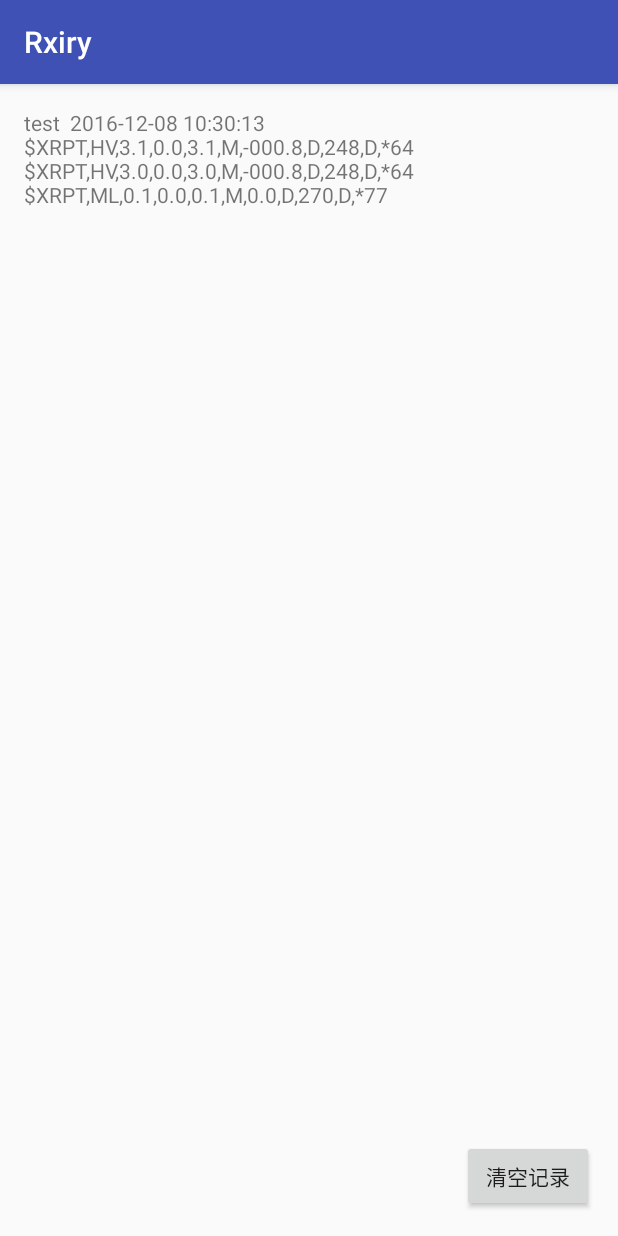
After one commit to RtChan/Rxiry, an Android app: the HistoryActivity screen opened directly, with no data from a screen before it, on a phone screen of 412 x 824 dp. The commit adds this screen. Run offline under Robolectric (Android 15) with nearby library versions, the phone set to English and light mode, and no system bars.

Commit message:
添加HistoryActivity
有BUG。WorkActivity中添加数据后，返回MainActivity后进入HistoryActivity会卡死。

```diff
--- /dev/null
+++ b/app/src/main/java/com/gzcz/rtchen/rxiry/HistoryActivity.java
@@ -0,0 +1,32 @@
+package com.gzcz.rtchen.rxiry;
+
+import android.os.Bundle;
+import android.support.v7.app.AppCompatActivity;
+import android.widget.TextView;
+
+import java.util.ArrayList;
+
+public class HistoryActivity extends AppCompatActivity {
+
+    TextView tv_History;
+    ArrayList<StoreStructure> mList;
+
+    @Override
+    protected void onCreate(Bundle savedInstanceState) {
+        super.onCreate(savedInstanceState);
+        setContentView(R.layout.activity_history);
+
+        tv_History = (TextView) findViewById(R.id.tv_History);
+
+        //mList = MainActivity.mSDM.getDatasList();
+        mList = new SimpleDataManager(getApplication()).getDatasList();
+
+        for (StoreStructure ss : mList) {
+            tv_History.append(ss.getName() + "  " + ss.getTimeStamp() + "\r\n");
+            for (String s : ss.getDataList()) {
+                tv_History.append(s);
+            }
+            tv_History.append("\r\n\r\n");
+        }
+    }
+}
--- /dev/null
+++ b/app/src/main/java/com/gzcz/rtchen/rxiry/SimpleDataManager.java
@@ -0,0 +1,165 @@
+package com.gzcz.rtchen.rxiry;
+
+import android.content.Context;
+import android.content.SharedPreferences;
+import android.support.annotation.Nullable;
+
+import org.json.JSONException;
+import org.json.JSONObject;
+
+import java.util.ArrayList;
+
+/**
+ * Created by Rt Chen on 2016/12/7.
+ */
+
+public class SimpleDataManager {
+    //private static final String PROJECTLISTFILENAME = "_ProjectList";
+    //private static final String PACKAGENAME = "com.gzcz.rtchen.rxiry";
+    private Context mContext = null;
+
+    private ArrayList<StoreStructure> mStoreStructureList = new ArrayList<>();
+    private String mCurrentProject = "PR";
+
+    public SimpleDataManager(Context c) {
+        mContext = c;
+        initDatasList();
+        readStoreStructureListFromeFile();
+    }
+
+    private void initDatasList() {
+        SharedPreferences sp = mContext.getSharedPreferences(mCurrentProject, Context.MODE_PRIVATE);
+        SharedPreferences.Editor editor = sp.edit();
+
+        int total = sp.getInt("Total", -1);
+        if (-1 == total) {
+            editor.putInt("Total", 0);
+            editor.apply();
+        }
+    }
+
+    public void addData(StoreStructure s) {
+        mStoreStructureList.add(s);
+        saveStoreStructureListToFile();
+    }
+
+    public ArrayList<StoreStructure> getDatasList() {
+        mStoreStructureList.clear();
+        readStoreStructureListFromeFile();
+        return mStoreStructureList;
+    }
+
+    private void saveStoreStructureListToFile() {
+        SharedPreferences sp = mContext.getSharedPreferences(mCurrentProject, Context.MODE_PRIVATE);
+        SharedPreferences.Editor editor = sp.edit();
+
+        if (null == mStoreStructureList) return; // 列表未被初始化
+
+        int i = 0;
+        try {
+            for (StoreStructure s : mStoreStructureList) {
+                editor.putString(Integer.toString(i), getJsonObjectFromStructure(s).toString());
+                i += 1;
+            }
+        } catch (NullPointerException e) {
+            e.printStackTrace();
+            i = -1;
+        }
+
+        // 写入失败，清除缓存文件
+        if (-1 == i) {
+            editor.clear().apply();
+            return;
+        }
+
+        // 写入成功，更新“Total”标签
+        editor.putInt("Total", i);
+        editor.apply();
+    }
+
+    private void readStoreStructureListFromeFile() {
+        StoreStructure p;
+        ArrayList<StoreStructure> list = new ArrayList<>();
+
+        SharedPreferences sp = mContext.getSharedPreferences(mCurrentProject, Context.MODE_PRIVATE);
+
+        int i = 0;
+        int total = sp.getInt("Total", -1);
+        if (-1 == total) {  //列表非法初始化
+            mStoreStructureList = null;
+            return;
+        } else if (0 == total) {    //列表为空
+            mStoreStructureList = new ArrayList<>();
+            return;
+        }
+
+        String s = null;
+        try {
+            for (i = 0; i < total; ++i) {
+                s = sp.getString(Integer.toString(i), "");
+                list.add(getStructureFromJsonObject(s));
+            }
+        } catch (NullPointerException e) {
+            e.printStackTrace();
+            i = -1;
+        }
+
+        // 读取发生错误
+        if (-1 == i) {
+            mStoreStructureList = null;
+            return;
+        }
+
+        // 读取成功
+        mStoreStructureList = list;
+    }
+
+    @Nullable
+    private JSONObject getJsonObjectFromStructure(StoreStructure s) {
+        JSONObject mJsonObj = new JSONObject();
+        try {
+            mJsonObj.put("Name", s.getName());
+            mJsonObj.put("TimeStamp", s.getTimeStamp());
+            int i = 1;
+            for (String str : s.getDataList()) {
+                mJsonObj.put("data" + i, str);
+                ++i;
+            }
+            mJsonObj.put("Index", i-1);
+        } catch (JSONException e) {
+            e.printStackTrace();
+            mJsonObj = null;
+        }
+
+        if (null == mJsonObj) return null;
+        else return mJsonObj;
+    }
+
+    @Nullable
+    private StoreStructure getStructureFromJsonObject(String js) {
+        JSONObject mJsonObj = null;
+        StoreStructure mData = null;
+
+        String Name;
+        String TimeStamp;
+        ArrayList<String> DataList = new ArrayList<>();
+        int index;
+
+        try {
+            mJsonObj = new JSONObject(js);
+            Name = mJsonObj.getString("Name");
+            TimeStamp = mJsonObj.getString("TimeStamp");
+            index = mJsonObj.getInt("Index");
+            for (int i = 1; i <= index; ++i) {
+                DataList.add(mJsonObj.getString("data"+i));
+            }
+            mData = new StoreStructure(Name, TimeStamp, DataList);
+        } catch (JSONException e) {
+            e.printStackTrace();
+            mData = null;
+        }
+
+        if (null == mData) return null;
+        else return mData;
+    }
+}
--- /dev/null
+++ b/app/src/main/res/layout/activity_history.xml
@@ -0,0 +1,27 @@
+<?xml version="1.0" encoding="utf-8"?>
+<RelativeLayout xmlns:android="http://schemas.android.com/apk/res/android"
+    xmlns:tools="http://schemas.android.com/tools"
+    android:id="@+id/activity_history"
+    android:layout_width="match_parent"
+    android:layout_height="match_parent"
+    android:paddingBottom="@dimen/activity_vertical_margin"
+    android:paddingLeft="@dimen/activity_horizontal_margin"
+    android:paddingRight="@dimen/activity_horizontal_margin"
+    android:paddingTop="@dimen/activity_vertical_margin"
+    tools:context="com.gzcz.rtchen.rxiry.HistoryActivity">
+
+    <TextView
+        android:layout_width="wrap_content"
+        android:layout_height="wrap_content"
+        android:layout_alignParentTop="true"
+        android:layout_alignParentStart="true"
+        android:id="@+id/tv_History"/>
+
+    <Button
+        android:text="清空记录"
+        android:layout_width="wrap_content"
+        android:layout_height="wrap_content"
+        android:layout_alignParentBottom="true"
+        android:layout_alignParentEnd="true"
+        android:id="@+id/btn_CleanAll" />
+</RelativeLayout>
```
Also changed, not shown: app/src/main/AndroidManifest.xml (+8 -7 lines), app/src/main/java/com/gzcz/rtchen/rxiry/MainActivity.java (+7 -1 lines), app/src/main/java/com/gzcz/rtchen/rxiry/StoreStructure.java (+13 -31 lines), app/src/main/java/com/gzcz/rtchen/rxiry/WorkActivity.java (+10 -0 lines).
